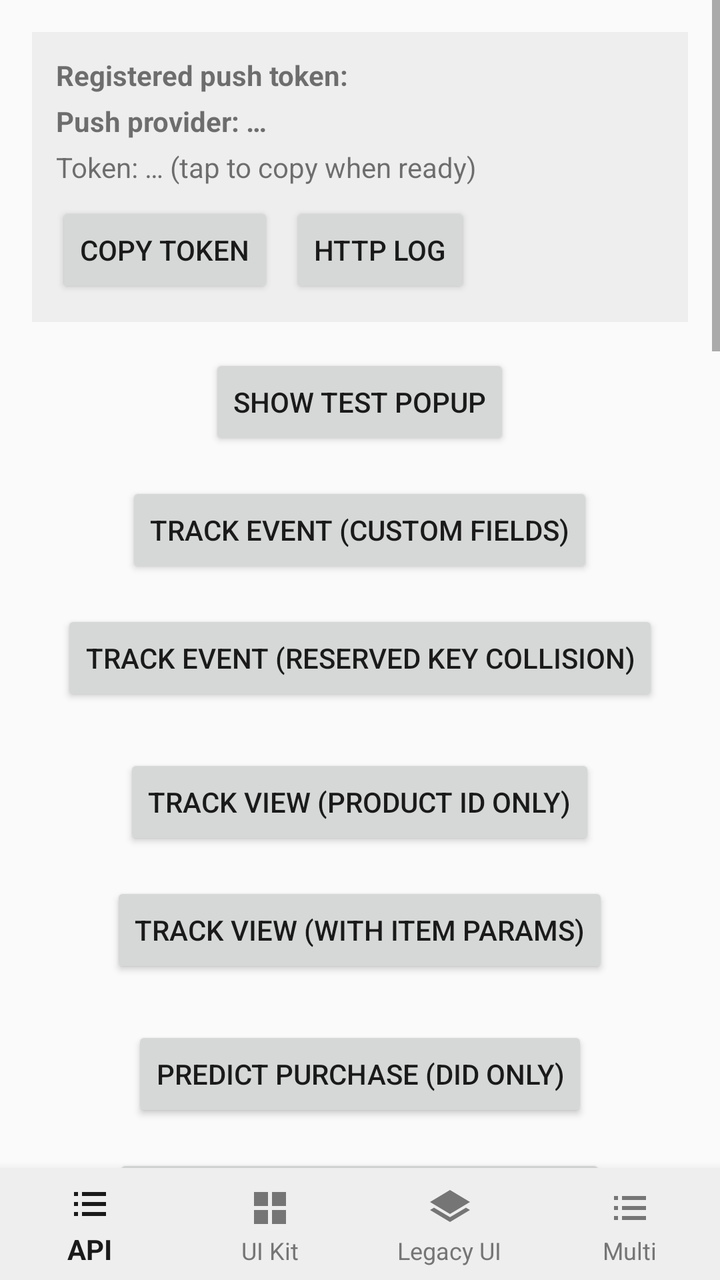
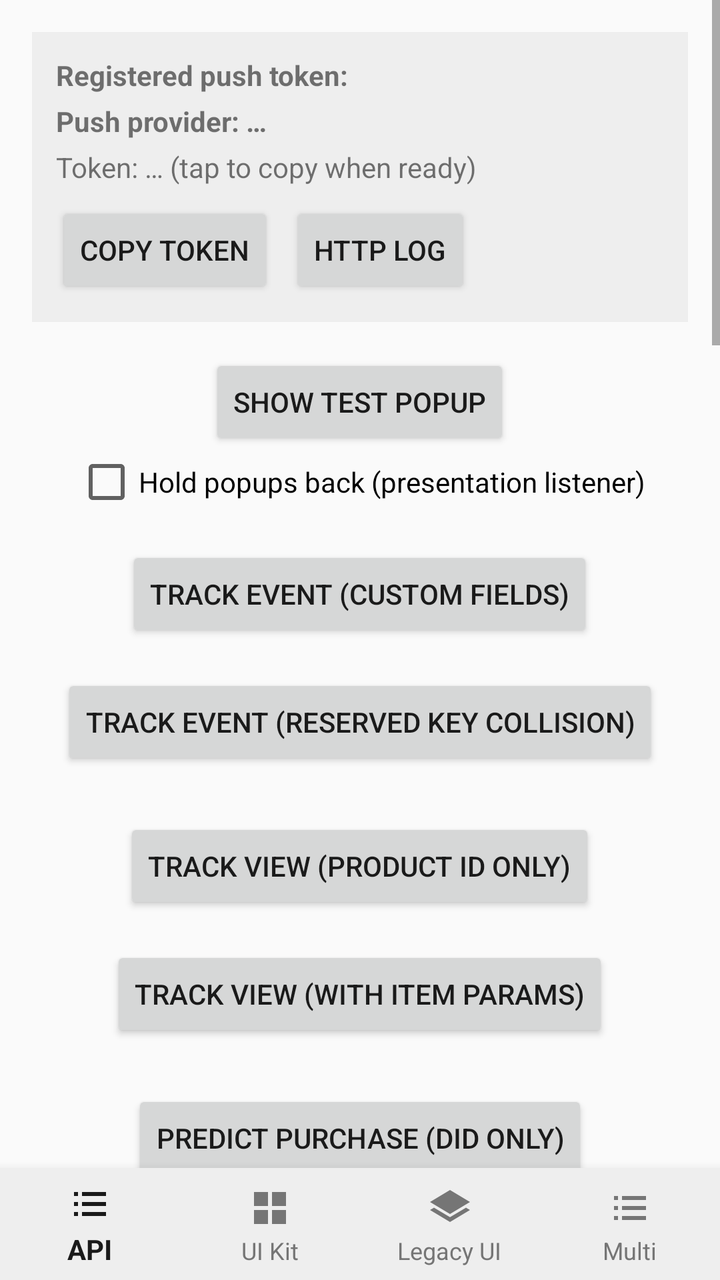

Compare the two renders of this Android layout. The source of the first and the diff that turns it into the second are given below.
<!-- AndroidManifest.xml: application theme Theme.PersonalizationDemo -->
<!-- res/layout/activity_main.xml -->
<?xml version="1.0" encoding="utf-8"?>
<LinearLayout xmlns:android="http://schemas.android.com/apk/res/android"
    xmlns:app="http://schemas.android.com/apk/res-auto"
    android:layout_width="match_parent"
    android:layout_height="match_parent"
    android:orientation="vertical"
    android:fitsSystemWindows="true">

    
    <FrameLayout
        android:id="@+id/contentContainer"
        android:layout_width="match_parent"
        android:layout_height="0dp"
        android:layout_weight="1">

    <ScrollView
        android:id="@+id/apiContent"
        android:layout_width="match_parent"
        android:layout_height="match_parent"
        android:fillViewport="true">

        <LinearLayout
            android:layout_width="match_parent"
            android:layout_height="wrap_content"
            android:orientation="vertical"
            android:padding="16dp"
            android:gravity="center">

        
        <LinearLayout
            android:layout_width="match_parent"
            android:layout_height="wrap_content"
            android:orientation="vertical"
            android:background="@color/token_panel_background"
            android:padding="12dp">

            <TextView
                android:id="@+id/tvPushTokenLabel"
                android:layout_width="match_parent"
                android:layout_height="wrap_content"
                android:text="@string/push_token_label"
                android:textStyle="bold" />

            <TextView
                android:id="@+id/tvPushTokenType"
                android:layout_width="match_parent"
                android:layout_height="wrap_content"
                android:layout_marginTop="4dp"
                android:text="@string/push_token_type_placeholder"
                android:textStyle="bold" />

            <TextView
                android:id="@+id/tvPushToken"
                android:layout_width="match_parent"
                android:layout_height="wrap_content"
                android:layout_marginTop="4dp"
                android:text="@string/push_token_placeholder"
                android:textIsSelectable="true"
                android:maxLines="6"
                android:ellipsize="end" />

            <LinearLayout
                android:layout_width="match_parent"
                android:layout_height="wrap_content"
                android:orientation="horizontal"
                android:layout_marginTop="8dp">

                <Button
                    android:id="@+id/btnCopyToken"
                    android:layout_width="wrap_content"
                    android:layout_height="wrap_content"
                    android:text="@string/push_token_copy" />

                <Button
                    android:id="@+id/btnHttpLog"
                    android:layout_width="wrap_content"
                    android:layout_height="wrap_content"
                    android:layout_marginStart="8dp"
                    android:text="@string/http_log_open" />
            </LinearLayout>
        </LinearLayout>

            <Button
                android:id="@+id/btnShowTestPopup"
                android:layout_width="wrap_content"
                android:layout_height="wrap_content"
                android:text="@string/show_test_popup"
                android:layout_marginTop="16dp" />

            <Button
                android:id="@+id/btnTrackEventCustomFields"
                android:layout_width="wrap_content"
                android:layout_height="wrap_content"
                android:text="@string/track_event_custom_fields"
                android:layout_marginTop="16dp" />

            <Button
                android:id="@+id/btnTrackEventCollision"
                android:layout_width="wrap_content"
                android:layout_height="wrap_content"
                android:text="@string/track_event_reserved_collision"
                android:layout_marginTop="16dp" />

            <Button
                android:id="@+id/btnTrackViewNoParams"
                android:layout_width="wrap_content"
                android:layout_height="wrap_content"
                android:text="@string/track_view_no_params"
                android:layout_marginTop="24dp" />

            <Button
                android:id="@+id/btnTrackViewWithParams"
                android:layout_width="wrap_content"
                android:layout_height="wrap_content"
                android:text="@string/track_view_with_params"
                android:layout_marginTop="16dp" />

            <Button
                android:id="@+id/btnPredictDidOnly"
                android:layout_width="wrap_content"
                android:layout_height="wrap_content"
                android:text="@string/predict_did_only"
                android:layout_marginTop="24dp" />

            <Button
                android:id="@+id/btnPredictWithEmail"
                android:layout_width="wrap_content"
                android:layout_height="wrap_content"
                android:text="@string/predict_with_email"
                android:layout_marginTop="16dp" />

            <Button
                android:id="@+id/btnTrackPurchaseMinimal"
                android:layout_width="wrap_content"
                android:layout_height="wrap_content"
                android:text="@string/track_purchase_minimal"
                android:layout_marginTop="24dp" />

            <Button
                android:id="@+id/btnTrackPurchaseFull"
                android:layout_width="wrap_content"
                android:layout_height="wrap_content"
                android:text="@string/track_purchase_full"
                android:layout_marginTop="16dp" />

            <Button
                android:id="@+id/btnGetLastOrderProducts"
                android:layout_width="wrap_content"
                android:layout_height="wrap_content"
                android:text="@string/get_last_order_products"
                android:layout_marginTop="24dp" />

            <Button
                android:id="@+id/btnGetUserOrders"
                android:layout_width="wrap_content"
                android:layout_height="wrap_content"
                android:text="@string/get_user_orders"
                android:layout_marginTop="16dp" />

            <Button
                android:id="@+id/btnLoyaltyJoin"
                android:layout_width="wrap_content"
                android:layout_height="wrap_content"
                android:text="@string/loyalty_join"
                android:layout_marginTop="24dp" />

            <Button
                android:id="@+id/btnLoyaltyStatus"
                android:layout_width="wrap_content"
                android:layout_height="wrap_content"
                android:text="@string/loyalty_status"
                android:layout_marginTop="16dp" />

            <Button
                android:id="@+id/btnGetProfile"
                android:layout_width="wrap_content"
                android:layout_height="wrap_content"
                android:text="@string/get_profile"
                android:layout_marginTop="24dp" />

            <Button
                android:id="@+id/btnGetProductCounters"
                android:layout_width="wrap_content"
                android:layout_height="wrap_content"
                android:text="@string/get_product_counters"
                android:layout_marginTop="16dp" />

            <Button
                android:id="@+id/btnGetCategory"
                android:layout_width="wrap_content"
                android:layout_height="wrap_content"
                android:text="@string/get_category"
                android:layout_marginTop="16dp" />

            <Button
                android:id="@+id/btnGetCollection"
                android:layout_width="wrap_content"
                android:layout_height="wrap_content"
                android:text="@string/get_collection"
                android:layout_marginTop="16dp" />

            <TextView
                android:layout_width="wrap_content"
                android:layout_height="wrap_content"
                android:layout_marginTop="24dp"
                android:text="@string/tracking_namespace_title"
                android:textStyle="bold" />

            <Button
                android:id="@+id/btnTrackingProductView"
                android:layout_width="wrap_content"
                android:layout_height="wrap_content"
                android:text="@string/tracking_product_view"
                android:layout_marginTop="8dp" />

            <Button
                android:id="@+id/btnTrackingCategoryView"
                android:layout_width="wrap_content"
                android:layout_height="wrap_content"
                android:text="@string/tracking_category_view"
                android:layout_marginTop="8dp" />

            <Button
                android:id="@+id/btnTrackingSearch"
                android:layout_width="wrap_content"
                android:layout_height="wrap_content"
                android:text="@string/tracking_search"
                android:layout_marginTop="8dp" />

            <Button
                android:id="@+id/btnTrackingAddToCart"
                android:layout_width="wrap_content"
                android:layout_height="wrap_content"
                android:text="@string/tracking_add_to_cart"
                android:layout_marginTop="8dp" />

            <Button
                android:id="@+id/btnTrackingSyncCart"
                android:layout_width="wrap_content"
                android:layout_height="wrap_content"
                android:text="@string/tracking_sync_cart"
                android:layout_marginTop="8dp" />

            <Button
                android:id="@+id/btnTrackingRemoveFromCart"
                android:layout_width="wrap_content"
                android:layout_height="wrap_content"
                android:text="@string/tracking_remove_from_cart"
                android:layout_marginTop="8dp" />

            <Button
                android:id="@+id/btnTrackingAddToFavorites"
                android:layout_width="wrap_content"
                android:layout_height="wrap_content"
                android:text="@string/tracking_add_to_favorites"
                android:layout_marginTop="8dp" />

            <Button
                android:id="@+id/btnTrackingSyncFavorites"
                android:layout_width="wrap_content"
                android:layout_height="wrap_content"
                android:text="@string/tracking_sync_favorites"
                android:layout_marginTop="8dp" />

            <Button
                android:id="@+id/btnTrackingRemoveFromFavorites"
                android:layout_width="wrap_content"
                android:layout_height="wrap_content"
                android:text="@string/tracking_remove_from_favorites"
                android:layout_marginTop="8dp" />

            <Button
                android:id="@+id/btnTrackingSetSource"
                android:layout_width="wrap_content"
                android:layout_height="wrap_content"
                android:text="@string/tracking_set_source"
                android:layout_marginTop="8dp" />

            <TextView
                android:id="@+id/tvTrackingNamespaceResult"
                android:layout_width="match_parent"
                android:layout_height="wrap_content"
                android:layout_marginTop="8dp"
                android:text="@string/tracking_namespace_result_placeholder"
                android:textIsSelectable="true"
                android:typeface="monospace" />

        </LinearLayout>

    </ScrollView>

        <androidx.compose.ui.platform.ComposeView
            android:id="@+id/uiKitContent"
            android:layout_width="match_parent"
            android:layout_height="match_parent"
            android:visibility="gone" />

        <ScrollView
            android:id="@+id/legacyContent"
            android:layout_width="match_parent"
            android:layout_height="match_parent"
            android:fillViewport="true"
            android:visibility="gone">

            <LinearLayout
                android:layout_width="match_parent"
                android:layout_height="wrap_content"
                android:orientation="vertical"
                android:padding="16dp">

                <TextView
                    android:layout_width="match_parent"
                    android:layout_height="wrap_content"
                    android:text="@string/legacy_stories_title"
                    android:textStyle="bold" />

                
                <com.personalization.stories.views.StoriesView
                    android:id="@+id/storiesView"
                    android:layout_width="match_parent"
                    android:layout_height="wrap_content"
                    android:layout_marginTop="8dp"
                    android:background="@android:color/white"
                    app:code="@string/stories_code" />

                <TextView
                    android:id="@+id/tvLegacyStoriesLog"
                    android:layout_width="match_parent"
                    android:layout_height="wrap_content"
                    android:layout_marginTop="16dp"
                    android:text="@string/legacy_stories_log_placeholder"
                    android:textIsSelectable="true"
                    android:typeface="monospace" />
            </LinearLayout>
        </ScrollView>

        <androidx.compose.ui.platform.ComposeView
            android:id="@+id/multiInstanceContent"
            android:layout_width="match_parent"
            android:layout_height="match_parent"
            android:visibility="gone" />
    </FrameLayout>

    
    <com.google.android.material.bottomnavigation.BottomNavigationView
        android:id="@+id/bottomNav"
        android:layout_width="match_parent"
        android:layout_height="wrap_content"
        android:theme="@style/Theme.MaterialComponents.DayNight.Bridge"
        android:background="@color/token_panel_background"
        app:labelVisibilityMode="labeled"
        app:itemIconTint="@color/bottom_nav_item"
        app:itemTextColor="@color/bottom_nav_item"
        app:menu="@menu/bottom_nav_menu" />
</LinearLayout>
<!-- resources referenced by this layout -->
<resources>
  <color name="token_panel_background">#EEEEEE</color>
  <string name="get_category">Category: list</string>
  <string name="get_collection">Collection: get</string>
  <string name="get_last_order_products">Get last order products</string>
  <string name="get_product_counters">Products: counters</string>
  <string name="get_profile">Profile: get</string>
  <string name="get_user_orders">Get user orders</string>
  <string name="http_log_open">HTTP Log</string>
  <string name="legacy_stories_log_placeholder">Tap a story to see OnClickListener callbacks here</string>
  <string name="legacy_stories_title">StoriesView (XML)</string>
  <string name="loyalty_join">Loyalty: join</string>
  <string name="loyalty_status">Loyalty: status</string>
  <string name="predict_did_only">Predict purchase (did only)</string>
  <string name="predict_with_email">Predict purchase (did + email)</string>
  <string name="push_token_copy">Copy token</string>
  <string name="push_token_label">Registered push token:</string>
  <string name="push_token_placeholder">Token: … (tap to copy when ready)</string>
  <string name="push_token_type_placeholder">Push provider: …</string>
  <string name="show_test_popup">Show Test Popup</string>
  <string name="stories_code">115bd0b67cf5989a1b60c841790b2af6</string>
  <string name="track_event_custom_fields">Track event (custom fields)</string>
  <string name="track_event_reserved_collision">Track event (reserved key collision)</string>
  <string name="track_purchase_full">Track purchase (full)</string>
  <string name="track_purchase_minimal">Track purchase (minimal)</string>
  <string name="track_view_no_params">Track view (product id only)</string>
  <string name="track_view_with_params">Track view (with item params)</string>
  <string name="tracking_add_to_cart">Tracking: add to cart</string>
  <string name="tracking_add_to_favorites">Tracking: add to favorites</string>
  <string name="tracking_category_view">Tracking: category view</string>
  <string name="tracking_namespace_result_placeholder">—</string>
  <string name="tracking_namespace_title">Tracking namespace (sdk.tracking)</string>
  <string name="tracking_product_view">Tracking: product view</string>
  <string name="tracking_remove_from_cart">Tracking: remove from cart</string>
  <string name="tracking_remove_from_favorites">Tracking: remove from favorites</string>
  <string name="tracking_search">Tracking: search</string>
  <string name="tracking_set_source">Tracking: set source</string>
  <string name="tracking_sync_cart">Tracking: sync cart</string>
  <string name="tracking_sync_favorites">Tracking: sync favorites</string>
  <style name="Theme.PersonalizationDemo" parent="Theme.AppCompat.DayNight.DarkActionBar">
          <item name="android:forceDarkAllowed" tools:targetApi="q">false</item>
          
          <item name="android:textColorPrimary">@color/body_text_primary</item>
          <item name="android:textColorSecondary">@color/body_text_secondary</item>
      </style>
  <color name="body_text_primary">#1A1A1A</color>
  <color name="body_text_secondary">#616161</color>
</resources>

<!-- the commit's change to res/layout/activity_main.xml (unified diff, before → after) -->
@@ -86,6 +86,12 @@
                 android:layout_height="wrap_content"
                 android:text="@string/show_test_popup"
                 android:layout_marginTop="16dp" />
+
+            <CheckBox
+                android:id="@+id/checkHoldPopups"
+                android:layout_width="wrap_content"
+                android:layout_height="wrap_content"
+                android:text="@string/hold_popups_back" />
 
             <Button
                 android:id="@+id/btnTrackEventCustomFields"
<!-- resource entries referenced after the edit -->
@@ -7,6 +7,7 @@
   <string name="get_product_counters">Products: counters</string>
   <string name="get_profile">Profile: get</string>
   <string name="get_user_orders">Get user orders</string>
+  <string name="hold_popups_back">Hold popups back (presentation listener)</string>
   <string name="http_log_open">HTTP Log</string>
   <string name="legacy_stories_log_placeholder">Tap a story to see OnClickListener callbacks here</string>
   <string name="legacy_stories_title">StoriesView (XML)</string>
